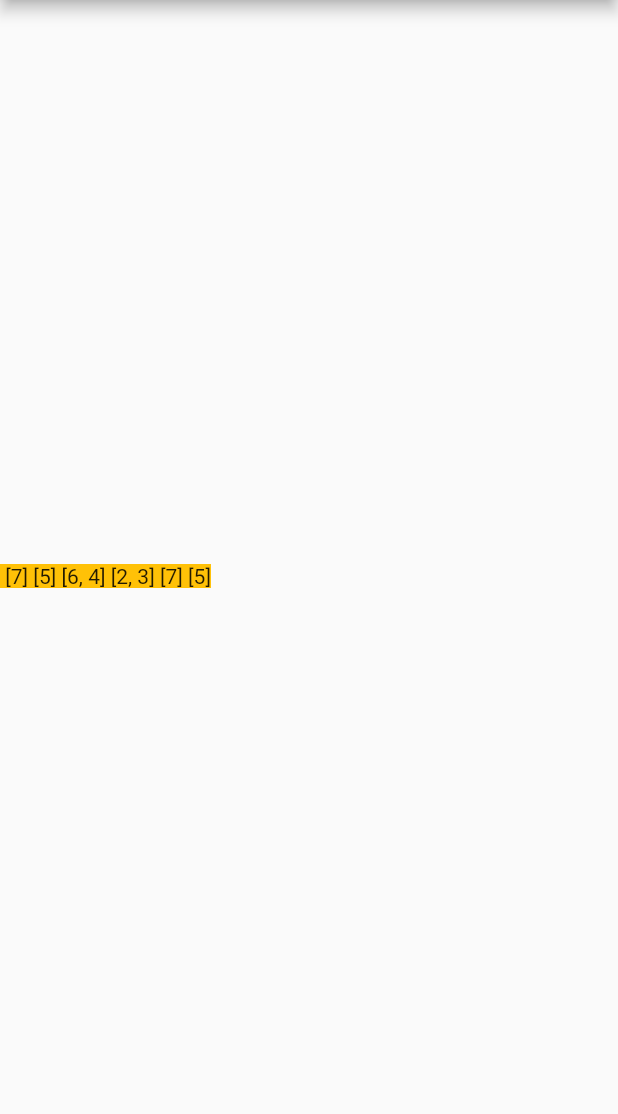
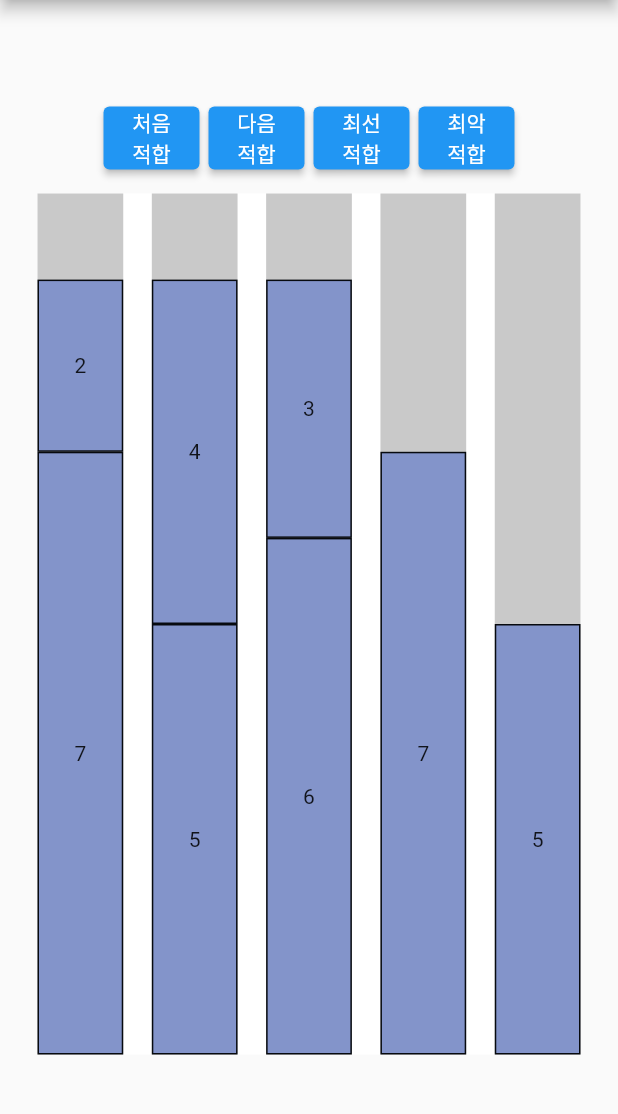
Before and after one commit to 210-reverof/Approximation-Algorithm-App, a Flutter app: the ResultPage screen opened directly, on a phone screen of 412 x 824 dp, the part 84-1198 px from its top. Run offline on Flutter 3.47's test engine with Material 2 defaults, Android fonts, the phone set to English and light mode, and no system bars.

Commit message:
conplete binpacking box visiualation

```diff
--- a/bin_packing_and_job_scheduling_app/lib/bin_packing/result_page.dart
+++ b/bin_packing_and_job_scheduling_app/lib/bin_packing/result_page.dart
@@ -9,10 +9,14 @@ class ResultPage extends StatefulWidget {
   State<ResultPage> createState() => _ResultPageState();
 }
 
+int typeNum = 0;
+
 class _ResultPageState extends State<ResultPage> {
   @override
   Widget build(BuildContext context) {
-    print(widget.inputList.toString());
+    //print("input : " + widget.inputList.toString());
+    double boxWidth = MediaQuery.of(context).size.width - 50;
+    double boxHeight = MediaQuery.of(context).size.height - 250;
 
     return Scaffold(
         resizeToAvoidBottomInset: false,
@@ -21,9 +25,101 @@ class _ResultPageState extends State<ResultPage> {
         ),
         body: Column(
           mainAxisAlignment: MainAxisAlignment.center,
-          children: [getResultBox(widget.inputList, widget.binSize)],
+          children: [
+            Row(mainAxisAlignment: MainAxisAlignment.center, children: [
+              getTypeButton(0, "처음\n적합"),
+              getTypeButton(1, "다음\n적합"),
+              getTypeButton(2, "최선\n적합"),
+              getTypeButton(3, "최악\n적합")
+            ]),
+            SizedBox(height: 10),
+            getResultBox(widget.inputList, widget.binSize, boxWidth, boxHeight)
+          ],
         ));
   }
+
+  Widget getTypeButton(int num, String text) {
+    return Padding(
+      padding: const EdgeInsets.all(3.0),
+      child: ElevatedButton(
+          onPressed: () {
+            setState(() {
+              typeNum = num;
+            });
+          },
+          child: Text(text)),
+    );
+  }
+}
+
+Widget getResultBox(List inputList, int binSize, double width, double height) {
+  List<List<int>> resultList = typeNum == 0
+      ? getFirstFitResult(inputList, binSize)
+      : typeNum == 1
+          ? getNextFitResult(inputList, binSize)
+          : typeNum == 2
+              ? getBestFitResult(inputList, binSize)
+              : getWorstFitResult(inputList, binSize);
+
+  // for debugging
+  String str = "";
+
+  for (int i = 0; i < resultList.length; i++) {
+    str = str + " " + resultList[i].toString();
+  }
+  print("values : " + str);
+//////////////////////////////////
+
+  List<Widget> boxes = [];
+
+  // scale 구하기
+  double binWidthScale =
+      (width / (4 * (resultList.length) - 1)); // 3칸은 한 가로 넓이, 1칸은 여백
+  double binHeightScale = height / binSize;
+
+  // 각 사각형 넣기
+  for (int i = 0; i < resultList.length; i++) {
+    boxes.add(Positioned(
+        bottom: 0,
+        left: i * binWidthScale * 4,
+        child: Container(
+          width: binWidthScale * 3,
+          height: binHeightScale * binSize,
+          color: Color.fromARGB(255, 201, 201, 201),
+        )));
+  }
+
+  // 각 요소 사각형
+  for (int i = 0; i < resultList.length; i++) {
+    double top = 0;
+    for (int j = 0; j < resultList[i].length; j++) {
+      boxes.add(Positioned(
+          bottom: top,
+          left: i * binWidthScale * 4,
+          child: Container(
+            padding: EdgeInsets.all(10),
+            decoration: BoxDecoration(
+                color: Color.fromARGB(255, 131, 148, 202),
+                border: Border.all(color: Color.fromARGB(255, 7, 10, 15))),
+            width: binWidthScale * 3,
+            height: binHeightScale * resultList[i][j],
+            child: Center(
+              child: Text(resultList[i][j].toString()),
+            ),
+          )));
+      top += binHeightScale * resultList[i][j];
+    }
+  }
+  return Center(
+    child: Container(
+      color: Colors.white,
+      width: width,
+      height: height,
+      child: Stack(
+        children: boxes,
+      ),
+    ),
+  );
 }
 
 List<List<int>> getFirstFitResult(List inputList, int binSize) {
@@ -147,13 +243,3 @@ List<List<int>> getWorstFitResult(List inputList, int binSize) {
 
   return outputList;
 }
-
-Widget getResultBox(List inputList, int binSize) {
-  List<List<int>> outputList = getNextFitResult(inputList, binSize);
-  String str = "";
-
-  for (int i = 0; i < outputList.length; i++) {
-    str = str + " " + outputList[i].toString();
-  }
-  return Container(color: Colors.amber, child: Text(str));
-}
```
